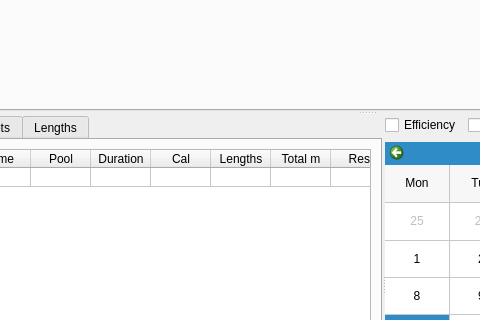
Old version of the form ui/summary.ui in the repository ihewitt/poolviewer; both pictures show x 112 to 592 and y 180 to 500 of the 957 by 645 pixel window.
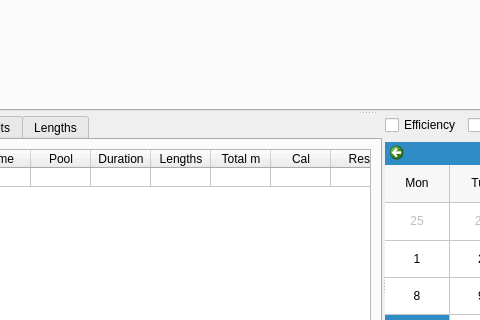
New version of the form. Custom widgets are drawn as their Qt base class.

Commit message:
Rearrage columns to present more relevant data on the left. Added number of lengths in the details of the workout. Added length number in the details of the set.
Andrea

Patch:
```diff
--- a/ui/summary.ui
+++ b/ui/summary.ui
@@ -177,11 +177,6 @@
                 <string>Duration</string>
                </property>
               </column>
-              <column>
-               <property name="text">
-                <string>Cal</string>
-               </property>
-              </column>
               <column>
                <property name="text">
                 <string>Lengths</string>
@@ -192,6 +187,11 @@
                 <string>Total m</string>
                </property>
               </column>
+              <column>
+               <property name="text">
+                <string>Cal</string>
+               </property>
+              </column>
               <column>
                <property name="text">
                 <string>Rest</string>
```
Left out of the diff: 12 changed lines with no effect on the pictures. The commit also changes 1 other file.
